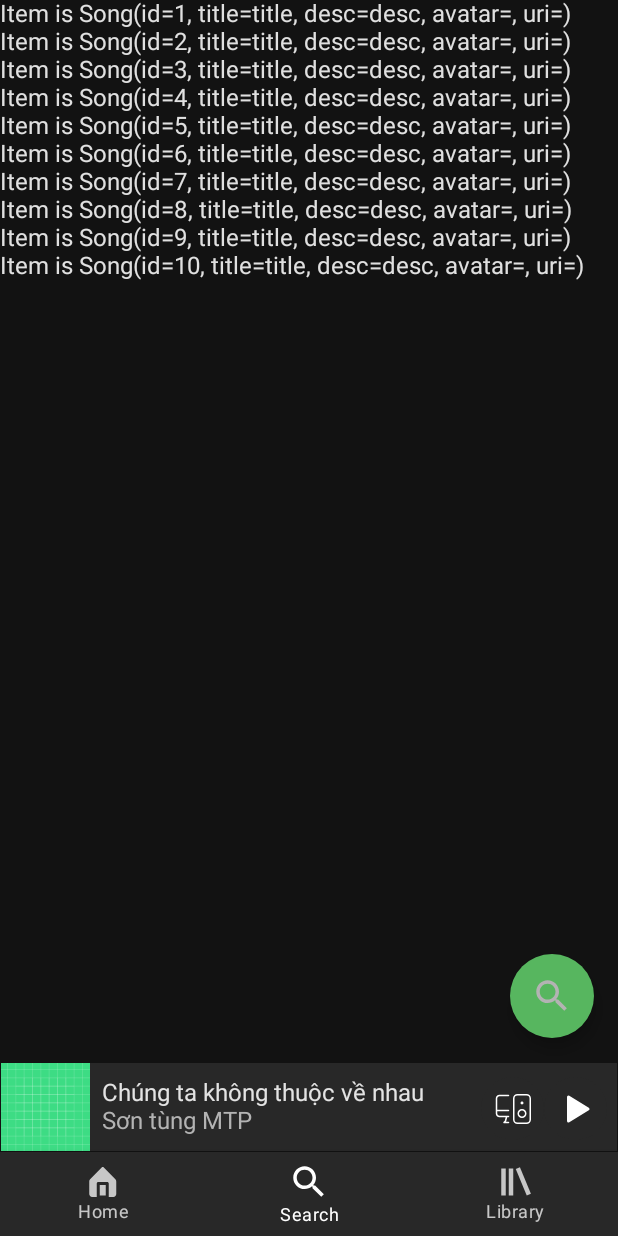
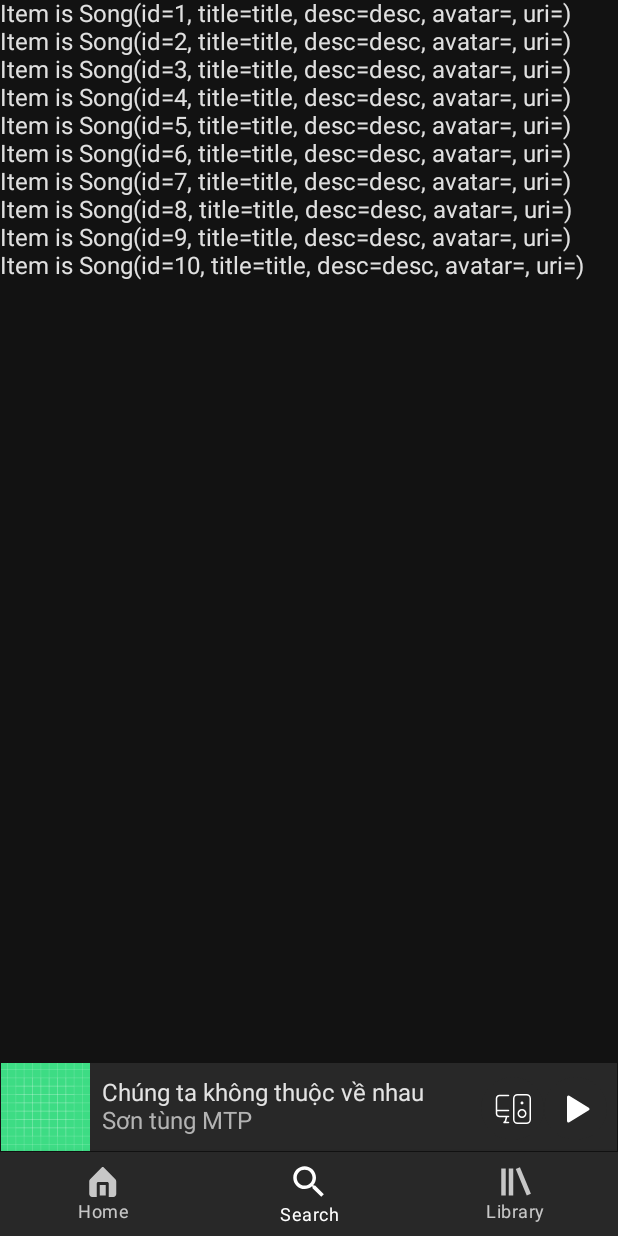
Before and after one commit to Nhinlee/Android-Apps, an Android app built with Jetpack Compose: the SearchScreen screen opened through its navigation route, on a phone screen of 412 x 824 dp. Run offline under Robolectric (Android 15) with nearby library versions, the phone set to English and light mode, and no system bars; our stand-ins replace Dagger/Hilt's generated code, Room's generated code, paging; 1 statement that could not run was skipped.

```diff
--- a/nhin_music_app/app/src/main/java/com/nhinlechi/nhin_music_app/ui/screen/SearchScreen.kt
+++ b/nhin_music_app/app/src/main/java/com/nhinlechi/nhin_music_app/ui/screen/SearchScreen.kt
@@ -3,12 +3,9 @@ package com.nhinlechi.nhin_music_app.ui.screen
 import androidx.compose.foundation.lazy.LazyColumn
 import androidx.compose.material.*
 import androidx.compose.runtime.Composable
-import androidx.compose.ui.res.painterResource
-import androidx.lifecycle.viewmodel.compose.viewModel
 import androidx.navigation.NavController
 import androidx.paging.compose.collectAsLazyPagingItems
 import androidx.paging.compose.items
-import com.nhinlechi.nhin_music_app.R
 import com.nhinlechi.nhin_music_app.domain.SongsViewModel
 
 @Composable
@@ -17,15 +14,7 @@ fun SearchScreen(
     songsViewModel: SongsViewModel,
 ) {
     val lazySongItems = songsViewModel.getSongs().collectAsLazyPagingItems()
-    Scaffold(
-        floatingActionButton = {
-            FloatingActionButton(onClick = {
-                songsViewModel.getSongs()
-            }) {
-                Icon(painter = painterResource(id = R.drawable.search), contentDescription = "")
-            }
-        }
-    ) {
+    Scaffold {
         LazyColumn {
             items(lazySongItems) {
                 Text("Item is $it")
```
